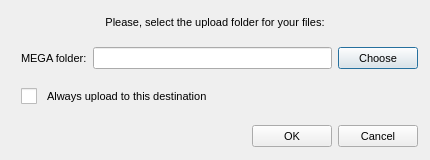
Qt form Source/MEGASync/gui/UploadToMegaDialog.ui (meganz/MEGAsync) before a commit.
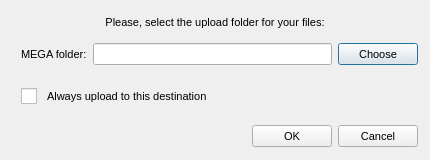
The same form after that commit.

What changed in the file:
```diff
--- a/Source/MEGASync/gui/UploadToMegaDialog.ui
+++ b/Source/MEGASync/gui/UploadToMegaDialog.ui
@@ -108,7 +108,7 @@
        <number>0</number>
       </property>
       <property name="bottomMargin">
-       <number>0</number>
+       <number>9</number>
       </property>
       <item>
        <widget class="QLabel" name="label_2">
@@ -122,6 +122,15 @@
         <property name="enabled">
          <bool>true</bool>
         </property>
+        <property name="minimumSize">
+         <size>
+          <width>0</width>
+          <height>0</height>
+         </size>
+        </property>
+        <property name="alignment">
+         <set>Qt::AlignLeading|Qt::AlignLeft|Qt::AlignVCenter</set>
+        </property>
         <property name="readOnly">
          <bool>true</bool>
         </property>
@@ -129,6 +138,18 @@
       </item>
       <item>
        <widget class="QPushButton" name="bChange">
+        <property name="minimumSize">
+         <size>
+          <width>0</width>
+          <height>16</height>
+         </size>
+        </property>
+        <property name="maximumSize">
+         <size>
+          <width>16777215</width>
+          <height>16777215</height>
+         </size>
+        </property>
         <property name="text">
          <string>Choose</string>
         </property>
```
Left out of the diff: 4 changed lines with no effect on the pictures.
